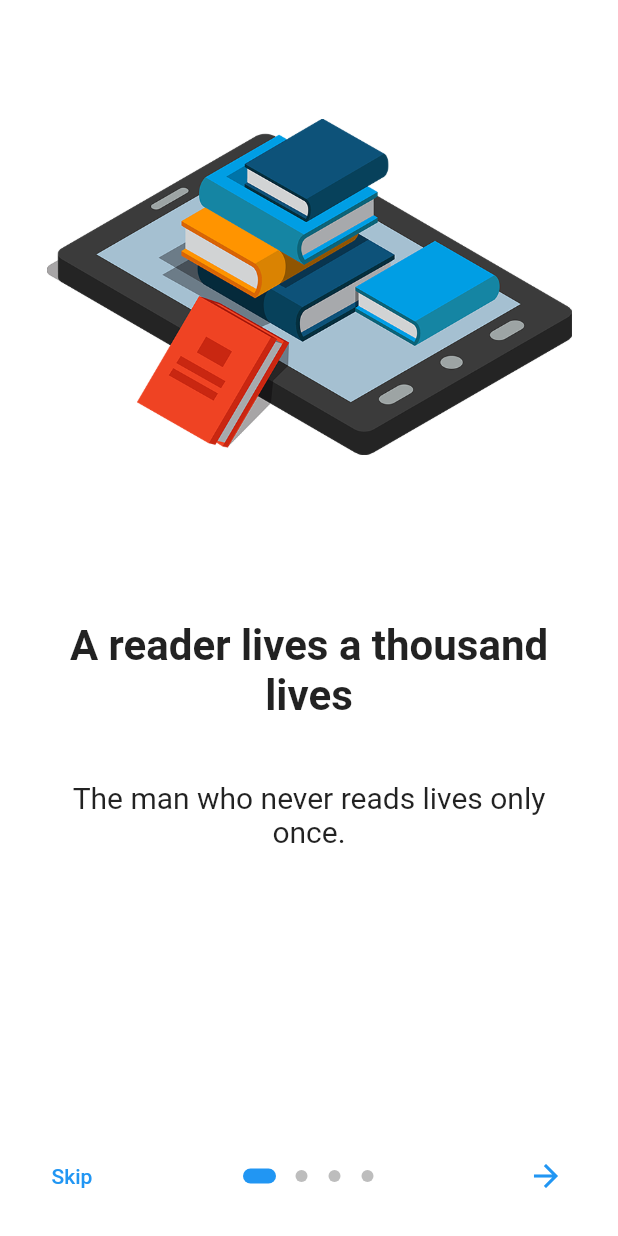
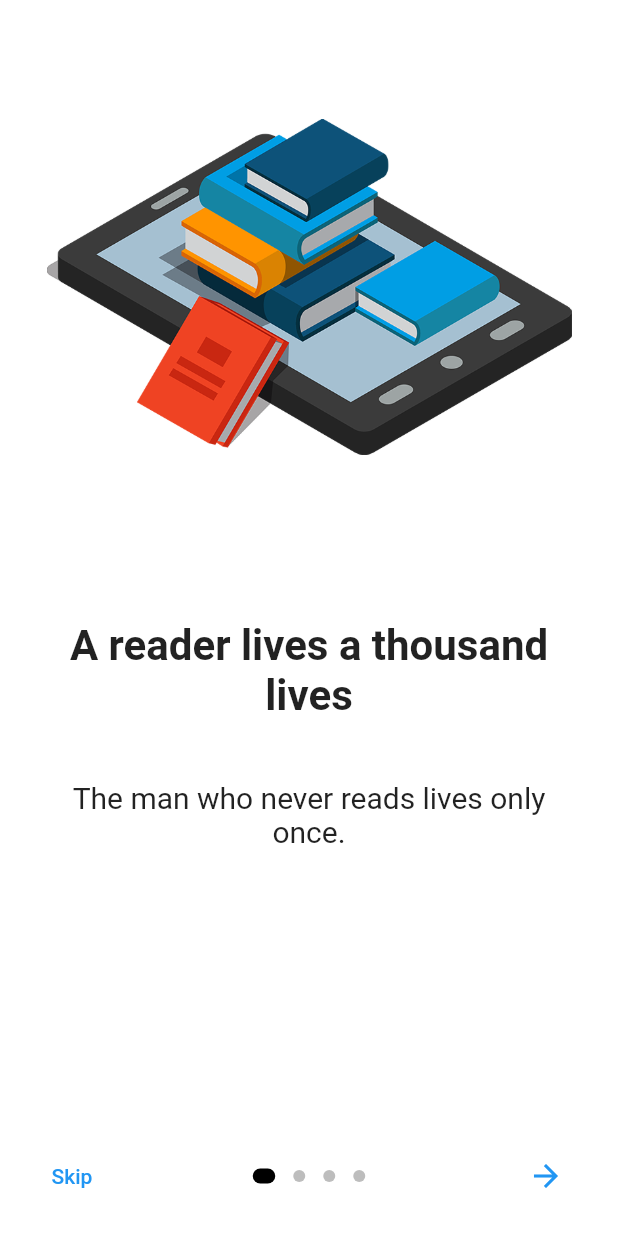
Before and after one commit to Mwita04/onboarding_screen, a Flutter app: the screen it shows after launch, on a phone screen of 412 x 824 dp. Run offline on Flutter 3.47's test engine with Material 2 defaults, Android fonts, the phone set to English and light mode, and no system bars; drawn by our look-alikes of introduction_screen.

Commit message:
commit on master

```diff
--- a/lib/page/onboarding_page.dart
+++ b/lib/page/onboarding_page.dart
@@ -1,6 +1,6 @@
-// This was quite challenging,informative,educational annd above all worth it.
+// This was quite challenging,informative,educational and above all worth it.
 
-//Feel free to update and let me know what comes of this.
+//Feel free to update, modify and let me know what comes of this.
 
 // ignore_for_file: prefer_const_constructors, use_key_in_widget_constructors, avoid_print, import_of_legacy_library_into_null_safe
 
@@ -74,9 +74,9 @@ class OnBoardingPage extends StatelessWidget {
 // For the dots at the bpttom of the screen.
   DotsDecorator getDotDecoration() => DotsDecorator(
         color: Color(0xFFBDBDBD),
-        //activeColor: Colors.orange,
-        size: Size(10, 8),
-        activeSize: Size(22, 10),
+        activeColor: Colors.black,// Sets Color For the current page dot
+        size: Size(8, 8),// Change size of the dots to your preference
+        activeSize: Size(15, 10),// Changes size for the current page dot
         activeShape: RoundedRectangleBorder(
           borderRadius: BorderRadius.circular(24),
         ),
```
Also changed, not shown: pubspec.yaml (line endings or trailing spaces).
